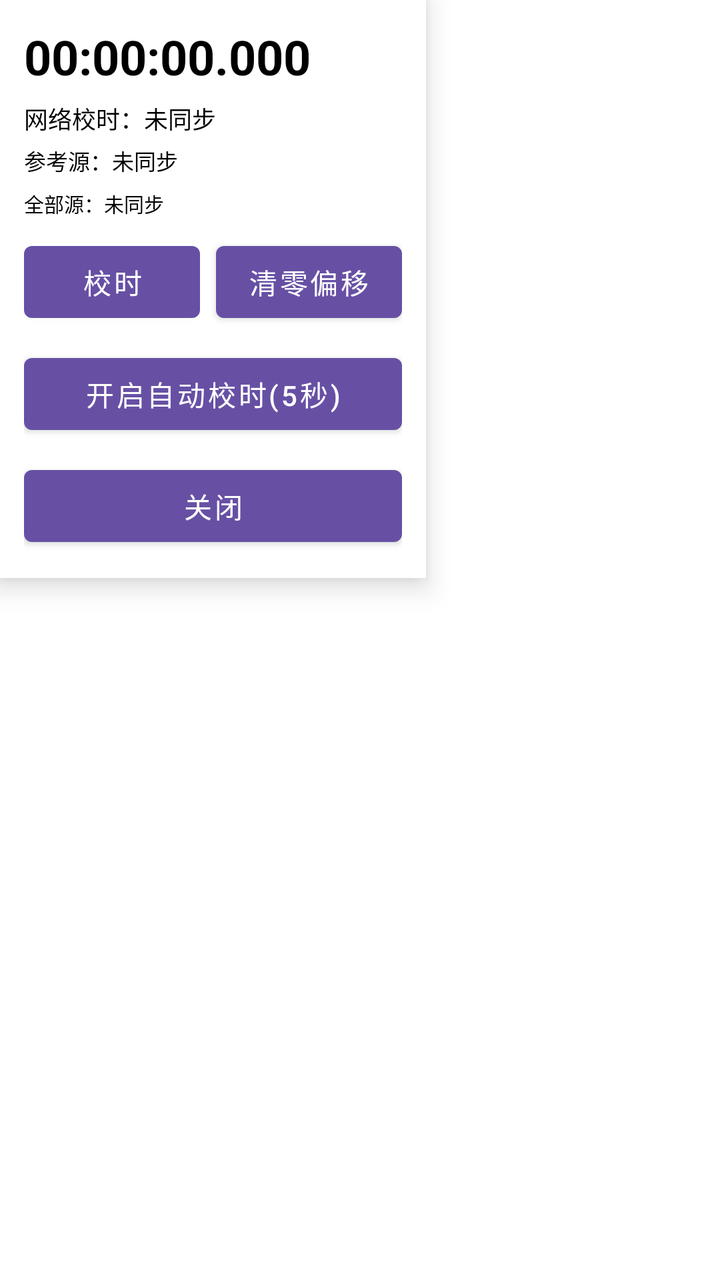
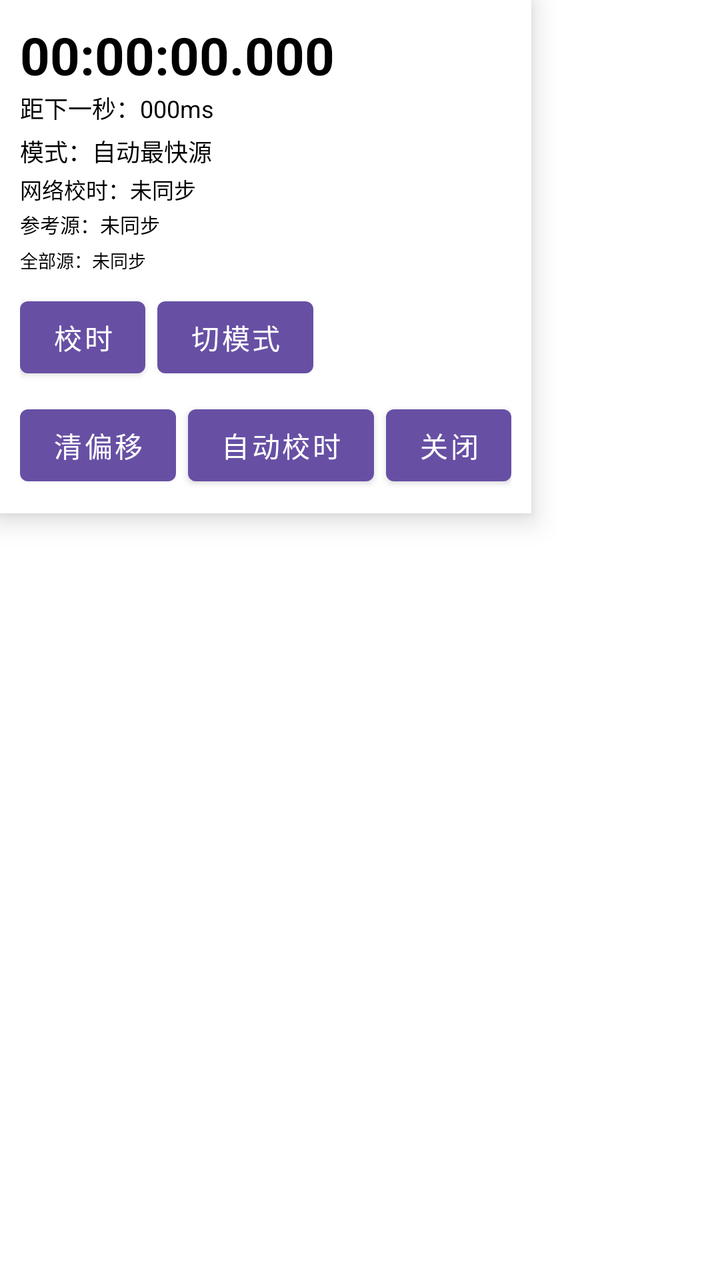

Two renders of the same Android screen: before a commit and after it. Below are the layout's source before the change and the commit's diff.
<!-- AndroidManifest.xml: application theme Theme.FloatingStopwatch -->
<!-- res/layout/overlay_stopwatch.xml -->
<?xml version="1.0" encoding="utf-8"?>
<ScrollView xmlns:android="http://schemas.android.com/apk/res/android"
    android:layout_width="wrap_content"
    android:layout_height="wrap_content">

    <LinearLayout
        android:layout_width="wrap_content"
        android:layout_height="wrap_content"
        android:background="@android:color/white"
        android:elevation="8dp"
        android:orientation="vertical"
        android:padding="12dp">

        <TextView
            android:id="@+id/tvTime"
            android:layout_width="wrap_content"
            android:layout_height="wrap_content"
            android:text="00:00:00.000"
            android:textColor="@android:color/black"
            android:textSize="24sp"
            android:textStyle="bold" />

        <TextView
            android:id="@+id/tvSyncStatus"
            android:layout_width="wrap_content"
            android:layout_height="wrap_content"
            android:layout_marginTop="6dp"
            android:text="网络校时：未同步"
            android:textColor="@android:color/black"
            android:textSize="12sp" />

        <TextView
            android:id="@+id/tvSources"
            android:layout_width="wrap_content"
            android:layout_height="wrap_content"
            android:layout_marginTop="4dp"
            android:text="参考源：未同步"
            android:textColor="@android:color/black"
            android:textSize="11sp" />

        <TextView
            android:id="@+id/tvAllSources"
            android:layout_width="wrap_content"
            android:layout_height="wrap_content"
            android:layout_marginTop="6dp"
            android:text="全部源：未同步"
            android:textColor="@android:color/black"
            android:textSize="10sp" />

        <LinearLayout
            android:layout_width="wrap_content"
            android:layout_height="wrap_content"
            android:layout_marginTop="8dp"
            android:orientation="horizontal">

            <Button
                android:id="@+id/btnStartPause"
                android:layout_width="wrap_content"
                android:layout_height="wrap_content"
                android:text="校时" />

            <Button
                android:id="@+id/btnReset"
                android:layout_width="wrap_content"
                android:layout_height="wrap_content"
                android:layout_marginStart="8dp"
                android:text="清零偏移" />
        </LinearLayout>

        <Button
            android:id="@+id/btnAutoSync"
            android:layout_width="match_parent"
            android:layout_height="wrap_content"
            android:layout_marginTop="8dp"
            android:text="开启自动校时(5秒)" />

        <Button
            android:id="@+id/btnClose"
            android:layout_width="match_parent"
            android:layout_height="wrap_content"
            android:layout_marginTop="8dp"
            android:text="关闭" />

    </LinearLayout>
</ScrollView>
<!-- resources referenced by this layout -->
<resources>
  <style name="Theme.FloatingStopwatch" parent="Theme.MaterialComponents.DayNight.NoActionBar">
          <item name="colorPrimary">#6750A4</item>
          <item name="colorPrimaryVariant">#6750A4</item>
          <item name="colorOnPrimary">#FFFFFF</item>
          <item name="android:statusBarColor" tools:targetApi="l">@android:color/transparent</item>
      </style>
</resources>

<!-- the commit's change to res/layout/overlay_stopwatch.xml (unified diff, before → after) -->
@@ -9,7 +9,7 @@
         android:background="@android:color/white"
         android:elevation="8dp"
         android:orientation="vertical"
-        android:padding="12dp">
+        android:padding="10dp">
 
         <TextView
             android:id="@+id/tvTime"
@@ -17,35 +17,53 @@
             android:layout_height="wrap_content"
             android:text="00:00:00.000"
             android:textColor="@android:color/black"
-            android:textSize="24sp"
+            android:textSize="26sp"
             android:textStyle="bold" />
+
+        <TextView
+            android:id="@+id/tvCountdown"
+            android:layout_width="wrap_content"
+            android:layout_height="wrap_content"
+            android:text="距下一秒：000ms"
+            android:textColor="@android:color/black"
+            android:textSize="12sp" />
+
+        <TextView
+            android:id="@+id/tvMode"
+            android:layout_width="wrap_content"
+            android:layout_height="wrap_content"
+            android:layout_marginTop="4dp"
+            android:text="模式：自动最快源"
+            android:textColor="@android:color/black"
+            android:textSize="12sp" />
 
         <TextView
             android:id="@+id/tvSyncStatus"
             android:layout_width="wrap_content"
             android:layout_height="wrap_content"
-            android:layout_marginTop="6dp"
+            android:layout_marginTop="2dp"
             android:text="网络校时：未同步"
             android:textColor="@android:color/black"
-            android:textSize="12sp" />
+            android:textSize="11sp" />
 
         <TextView
             android:id="@+id/tvSources"
             android:layout_width="wrap_content"
             android:layout_height="wrap_content"
-            android:layout_marginTop="4dp"
+            android:layout_marginTop="2dp"
             android:text="参考源：未同步"
             android:textColor="@android:color/black"
-            android:textSize="11sp" />
+            android:textSize="10sp" />
 
         <TextView
             android:id="@+id/tvAllSources"
             android:layout_width="wrap_content"
             android:layout_height="wrap_content"
-            android:layout_marginTop="6dp"
+            android:layout_marginTop="4dp"
+            android:maxWidth="260dp"
             android:text="全部源：未同步"
             android:textColor="@android:color/black"
-            android:textSize="10sp" />
+            android:textSize="9sp" />
 
         <LinearLayout
             android:layout_width="wrap_content"
@@ -57,29 +75,47 @@
                 android:id="@+id/btnStartPause"
                 android:layout_width="wrap_content"
                 android:layout_height="wrap_content"
+                android:minWidth="0dp"
                 android:text="校时" />
+
+            <Button
+                android:id="@+id/btnCycleMode"
+                android:layout_width="wrap_content"
+                android:layout_height="wrap_content"
+                android:layout_marginStart="6dp"
+                android:minWidth="0dp"
+                android:text="切模式" />
+        </LinearLayout>
+
+        <LinearLayout
+            android:layout_width="wrap_content"
+            android:layout_height="wrap_content"
+            android:layout_marginTop="6dp"
+            android:orientation="horizontal">
 
             <Button
                 android:id="@+id/btnReset"
                 android:layout_width="wrap_content"
                 android:layout_height="wrap_content"
-                android:layout_marginStart="8dp"
-                android:text="清零偏移" />
+                android:minWidth="0dp"
+                android:text="清偏移" />
+
+            <Button
+                android:id="@+id/btnAutoSync"
+                android:layout_width="wrap_content"
+                android:layout_height="wrap_content"
+                android:layout_marginStart="6dp"
+                android:minWidth="0dp"
+                android:text="自动校时" />
+
+            <Button
+                android:id="@+id/btnClose"
+                android:layout_width="wrap_content"
+                android:layout_height="wrap_content"
+                android:layout_marginStart="6dp"
+                android:minWidth="0dp"
+                android:text="关闭" />
         </LinearLayout>
-
-        <Button
-            android:id="@+id/btnAutoSync"
-            android:layout_width="match_parent"
-            android:layout_height="wrap_content"
-            android:layout_marginTop="8dp"
-            android:text="开启自动校时(5秒)" />
-
-        <Button
-            android:id="@+id/btnClose"
-            android:layout_width="match_parent"
-            android:layout_height="wrap_content"
-            android:layout_marginTop="8dp"
-            android:text="关闭" />
 
     </LinearLayout>
 </ScrollView>
